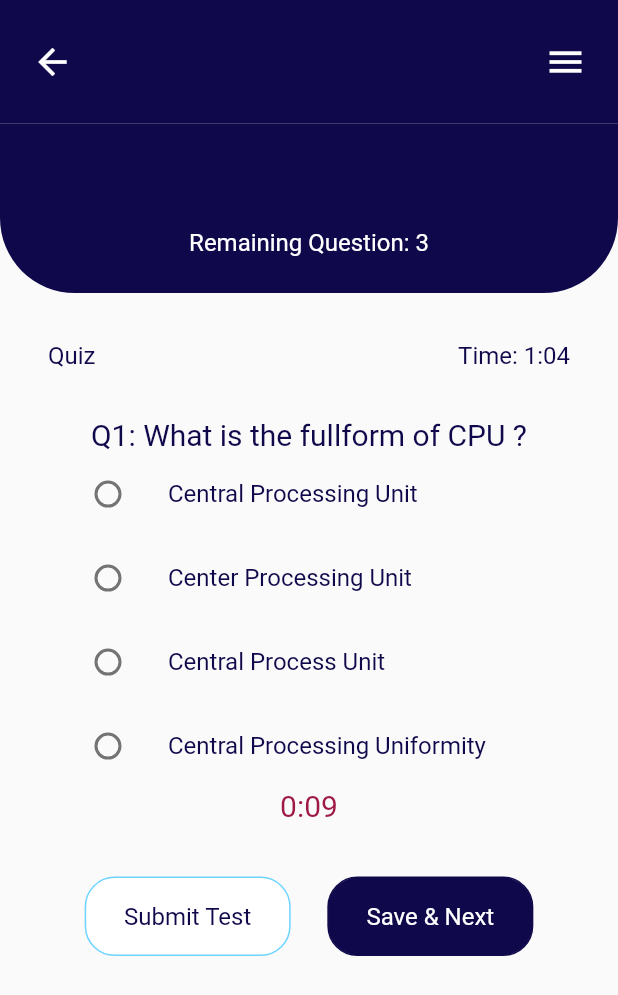
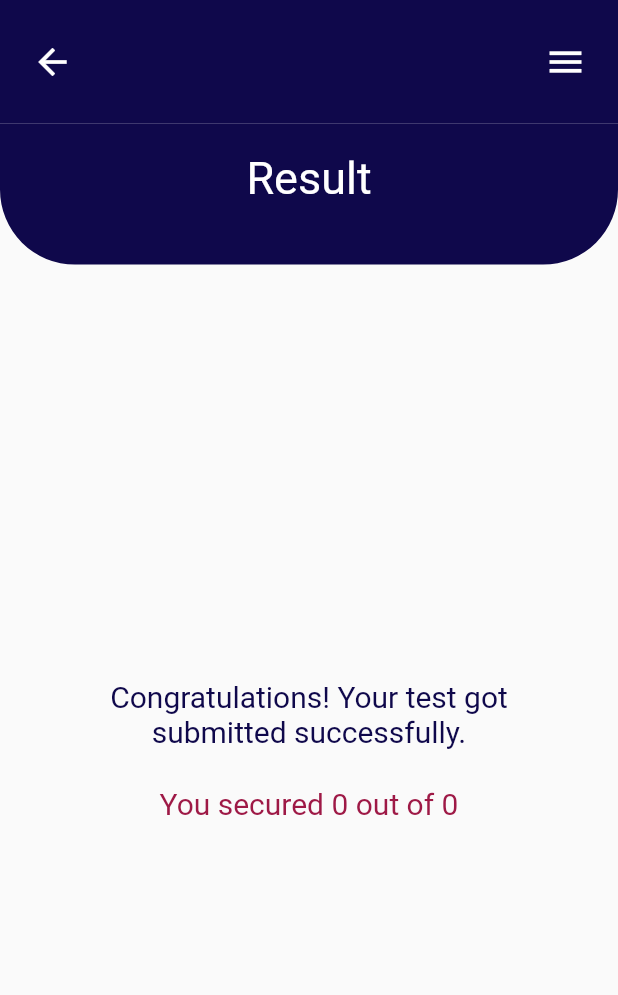
Before and after one commit to Upasana6/learningManagement, a Flutter app: the ShowQuiz screen opened directly with empty values, after a tap on "Take Test", on a phone screen of 412 x 824 dp. Shown: the top 995 px of the screen. Run offline on Flutter 3.47's test engine with Material 2 defaults, Android fonts, the phone set to English and light mode, and no system bars; our stand-ins replace file_picker, splashscreen; missing offline and left inert: advance_pdf_viewer.

```diff
--- a/lib/View/Quiz/add_questions.dart
+++ b/lib/View/Quiz/add_questions.dart
@@ -184,6 +184,11 @@ class _AddQuestionsState extends State<AddQuestions> {
                                 widget.questionNumber == -1
                                     ? addQuestion()
                                     : modifyQuestion();
+                                //TODO for testing purpose
+                                this.widget.test.test = questions;
+                                this.widget.test.maxMarks = 40;
+                                this.widget.test.testDuration = 2;
+
                                 Navigator.of(context).pushReplacement(
                                   MaterialPageRoute(
                                     builder: (context) =>
--- a/lib/View/Quiz/show_quiz.dart
+++ b/lib/View/Quiz/show_quiz.dart
@@ -70,8 +70,8 @@ class ShowQuiz extends StatelessWidget {
                 onTap: () {
                   Navigator.of(context).pushReplacement(
                     MaterialPageRoute(
-                      // builder: (context) => TakeQuiz(this.testDetail),
-                      builder: (context) => TakeQuiz(),
+                      builder: (context) => TakeQuiz(this.testDetail),
+                      // builder: (context) => TakeQuiz(),
                     ),
                   );
                 },
--- a/lib/View/Quiz/take_quiz.dart
+++ b/lib/View/Quiz/take_quiz.dart
@@ -1,8 +1,8 @@
 import 'dart:async';
-import 'dart:io';
 
 import 'package:flutter/material.dart';
 import 'package:learning_management/Controller/test_questions.dart';
+import 'package:learning_management/View/Quiz/test_submit.dart';
 import 'package:learning_management/View/Widgets/appbar_with_back_and_menu.dart';
 import 'package:learning_management/View/Widgets/extended_appbar.dart';
 import 'package:learning_management/View/Widgets/rounded_rectangle_button.dart';
@@ -10,9 +10,10 @@ import 'package:learning_management/View/Widgets/text.dart';
 import 'package:learning_management/constants.dart';
 
 class TakeQuiz extends StatefulWidget {
-  // final QuestionList testDetail;
+  final QuestionList testDetail;
   // final int questionNumber;
   // const TakeQuiz(this.testDetail, {this.questionNumber = 0});
+  const TakeQuiz(this.testDetail);
 
   @override
   State<TakeQuiz> createState() => _TakeQuizState();
@@ -23,18 +24,70 @@ class _TakeQuizState extends State<TakeQuiz> {
   //  li = [];
   // int totalMinutesRemaining = 1;
   // int totalSecondsRemaining = 5;
-  List totalTimeRemaining = [1, 5];
+  List<int> totalTimeRemaining = [1, 5];
   // int questionMinutesRemaining = 0;
   // int questionSecondsRemaining = 10;
-  List questionTimeRemaining = [0, 10];
+  List<int> questionTimeRemaining = [0, 10];
   int questionNumber = 0;
   String selectedResult = '0';
 
+  Question? currentQuestion;
+
+  int obtainedMarks = 0;
+
+  void initializeTest() {
+    dateTime = DateTime.now();
+
+    totalTimeRemaining[0] = this.widget.testDetail.testDuration ?? 0 - 1;
+    totalTimeRemaining[0]--;
+    totalTimeRemaining[1] = totalTimeRemaining[0] < 0 ? 0 : 60;
+
+    initializeForQuestion();
+  }
+
+  void initializeForQuestion() {
+    if (this.questionNumber >= widget.testDetail.test.length) {
+      Navigator.of(context).pushReplacement(
+        MaterialPageRoute(
+          builder: (context) => TestSubmit(
+            this.obtainedMarks,
+            widget.testDetail.maxMarks ?? 0,
+          ),
+        ),
+      );
+    }
+
+    if (this.questionNumber < widget.testDetail.test.length) {
+      print('Time: ${this.widget.testDetail.test[this.questionNumber].time}');
+      questionTimeRemaining[0] =
+          this.widget.testDetail.test[this.questionNumber].time ?? 0;
+      questionTimeRemaining[0]--;
+      questionTimeRemaining[1] = questionTimeRemaining[0] < 0 ? 0 : 60;
+
+      currentQuestion = widget.testDetail.test[this.questionNumber];
+
+      print(
+          'Time: ${this.widget.testDetail.test[this.questionNumber].time} ${this.questionTimeRemaining[0]}');
+
+      this.selectedResult = '0';
+    }
+  }
+
   @override
   void initState() {
-    dateTime = DateTime.now();
+    initializeTest();
     super.initState();
     startTimer();
+  }
+
+  void calcMarks() {
+    if (int.parse(this.selectedResult) == currentQuestion?.answer) {
+      this.obtainedMarks += currentQuestion?.marks ?? 0;
+    } else if (this.selectedResult != '0') {
+      this.obtainedMarks -= currentQuestion?.marksDeduct ?? 0;
+    }
+
+    print('Marks: ${this.obtainedMarks}');
   }
 
   void startTimer() async {
@@ -49,7 +102,15 @@ class _TakeQuizState extends State<TakeQuiz> {
           }
         });
       } else {
-        // Naviagate to new screen
+        calcMarks();
+        Navigator.of(context).pushReplacement(
+          MaterialPageRoute(
+            builder: (context) => TestSubmit(
+              this.obtainedMarks,
+              widget.testDetail.maxMarks ?? 0,
+            ),
+          ),
+        );
       }
       // increamenter(this.totalMinutesRemaining, this.questionSecondsRemaining);
       if (this.questionTimeRemaining[1] > 0 ||
@@ -64,6 +125,11 @@ class _TakeQuizState extends State<TakeQuiz> {
         });
       } else {
         // Naviagate to new screen
+        calcMarks();
+        this.questionNumber++;
+
+        initializeForQuestion();
+        setState(() {});
       }
     });
   }
@@ -77,11 +143,11 @@ class _TakeQuizState extends State<TakeQuiz> {
           children: [
             MediumText(
               text:
-                  'Q${this.questionNumber + 1}: What is the fullform of CPU ?',
+                  'Q${this.questionNumber + 1}: ${this.currentQuestion?.question}',
               color: AppColors.midnightBlue,
             ),
             ListTile(
-              title: SmallText(text: 'Central Processing Unit'),
+              title: SmallText(text: '${this.currentQuestion?.options![0]}'),
               leading: Radio<String>(
                 value: 1.toString(),
                 groupValue: selectedResult.toString(),
@@ -93,7 +159,7 @@ class _TakeQuizState extends State<TakeQuiz> {
               ),
             ),
             ListTile(
-              title: SmallText(text: 'Center Processing Unit'),
+              title: SmallText(text: '${this.currentQuestion?.options![1]}'),
               leading: Radio<String>(
                 value: 2.toString(),
                 groupValue: selectedResult.toString(),
@@ -105,7 +171,7 @@ class _TakeQuizState extends State<TakeQuiz> {
               ),
             ),
             ListTile(
-              title: SmallText(text: 'Central Process Unit'),
+              title: SmallText(text: '${this.currentQuestion?.options![2]}'),
               leading: Radio<String>(
                 value: 3.toString(),
                 groupValue: selectedResult.toString(),
@@ -117,7 +183,7 @@ class _TakeQuizState extends State<TakeQuiz> {
               ),
             ),
             ListTile(
-              title: SmallText(text: 'Central Processing Uniformity'),
+              title: SmallText(text: '${this.currentQuestion?.options![3]}'),
               leading: Radio<String>(
                 value: 4.toString(),
                 groupValue: selectedResult.toString(),
@@ -150,7 +216,8 @@ class _TakeQuizState extends State<TakeQuiz> {
               size: size,
               title: "", //widget.testDetail.testTitle.toString(),
               subtitle: SmallText(
-                text: 'Remaining Question: 3',
+                text:
+                    'Remaining Question: ${widget.testDetail.test.length - this.questionNumber - 1}',
                 color: AppColors.white,
               ),
             ),
@@ -203,6 +270,18 @@ class _TakeQuizState extends State<TakeQuiz> {
                           Container(
                             width: size.width / 3,
                             child: RoundedRectangleButton(
+                              onTap: () {
+                                // Calculate marks for current question
+                                calcMarks();
+                                Navigator.of(context).pushReplacement(
+                                  MaterialPageRoute(
+                                    builder: (context) => TestSubmit(
+                                      this.obtainedMarks,
+                                      widget.testDetail.maxMarks ?? 0,
+                                    ),
+                                  ),
+                                );
+                              },
                               size: size,
                               child: Center(
                                 child: SmallText(
@@ -214,6 +293,12 @@ class _TakeQuizState extends State<TakeQuiz> {
                           Container(
                             width: size.width / 3,
                             child: RoundedRectangleButton(
+                              onTap: () {
+                                calcMarks();
+                                this.questionNumber++;
+
+                                initializeForQuestion();
+                              },
                               size: size,
                               fillColor: AppColors.midnightBlue,
                               borderColor: AppColors.midnightBlue,
@@ -228,21 +313,6 @@ class _TakeQuizState extends State<TakeQuiz> {
                         ],
                       ),
                     ),
-                    // SmallText(
-                    //   text: 'Remaining Questions: 3',
-                    //   color: AppColors.redish,
-                    // ),
-                    // Padding(
-                    //   padding: const EdgeInsets.all(32.0),
-                    //   child: RoundedRectangleButton(
-                    //     size: size,
-                    //     child: Center(
-                    //       child: SmallText(
-                    //         text: 'Submit Test',
-                    //       ),
-                    //     ),
-                    //   ),
-                    // ),
                   ],
                 ),
               ),
--- /dev/null
+++ b/lib/View/Quiz/test_submit.dart
@@ -0,0 +1,54 @@
+import 'package:flutter/material.dart';
+import 'package:learning_management/View/Widgets/appbar_with_back_and_menu.dart';
+import 'package:learning_management/View/Widgets/extended_appbar.dart';
+import 'package:learning_management/View/Widgets/text.dart';
+import 'package:learning_management/constants.dart';
+
+class TestSubmit extends StatelessWidget {
+  final int marks;
+  final int totalMarks;
+  const TestSubmit(this.marks, this.totalMarks);
+
+  @override
+  Widget build(BuildContext context) {
+    Size size = MediaQuery.of(context).size;
+    return Scaffold(
+      body: Column(
+        children: [
+          AppbarWithBackAndMenu(
+            size: size,
+            buttonColor: AppColors.white,
+            backgroundColor: AppColors.midnightBlue,
+          ),
+          ExtendedAppbar(
+            size: size,
+            title: "Result",
+          ),
+          Flexible(
+              child: Padding(
+            padding: const EdgeInsets.all(32.0),
+            child: Column(
+              mainAxisAlignment: MainAxisAlignment.center,
+              crossAxisAlignment: CrossAxisAlignment.center,
+              children: [
+                MediumText(
+                  text:
+                      'Congratulations! Your test got submitted successfully.',
+                  color: AppColors.midnightBlue,
+                  textAlign: TextAlign.center,
+                ),
+                SizedBox(
+                  height: 25,
+                ),
+                MediumText(
+                  text: 'You secured ${this.marks} out of ${this.totalMarks}',
+                  color: AppColors.redish,
+                ),
+              ],
+            ),
+          )),
+        ],
+      ),
+    );
+  }
+}
--- a/lib/main.dart
+++ b/lib/main.dart
@@ -4,6 +4,7 @@ import 'package:learning_management/View/NotesAndAssignments/details_of_assignme
 import 'package:learning_management/View/Quiz/quiz_upload.dart';
 import 'package:learning_management/View/Quiz/show_quiz.dart';
 import 'package:learning_management/View/Quiz/take_quiz.dart';
+import 'package:learning_management/View/Quiz/test_submit.dart';
 import 'package:learning_management/View/class_detail_for_teacher.dart';
 import 'package:learning_management/View/classes.dart';
 import 'package:splashscreen/splashscreen.dart';
@@ -20,26 +21,16 @@ class MyApp extends StatefulWidget {
   _MyAppState createState() => _MyAppState();
 }
 
-<<<<<<< HEAD
-      /// Splash Page will be called here
-      // home: PdfViewer(),
-      // home: ClassDetailForTeacher(),
-      // home: DetailsOfAssignmentToUpload(),
-      // home: QuizUpload(),
-      // home: ShowQuiz(),
-      home: TakeQuiz(),
-=======
 class _MyAppState extends State<MyApp> {
   @override
   Widget build(BuildContext comtext) {
     return SplashScreen(
-      seconds: 5,
+      seconds: 2,
       backgroundColor: Colors.white,
-      image: Image.asset('assets/imp.png'),
+      // image: Image.asset('assets/imp.png'),
       loaderColor: Colors.black,
       photoSize: 150.0,
-      navigateAfterSeconds: Classes(),
->>>>>>> b4991a4f3de83c0e7b03d589aae3951cfa0b7a70
+      navigateAfterSeconds: QuizUpload(),
     );
   }
 }
--- a/pubspec.yaml
+++ b/pubspec.yaml
@@ -53,7 +53,6 @@ flutter:
   assets:
     - assets/pdf/LALR.pdf
     - assets/pdf/Synopsis.pdf
-    - assets/imp.png
   #   - images/a_dot_ham.jpeg
 
   # An image asset can refer to one or more resolution-specific "variants", see
```
Also changed, not shown: 3 other files.
